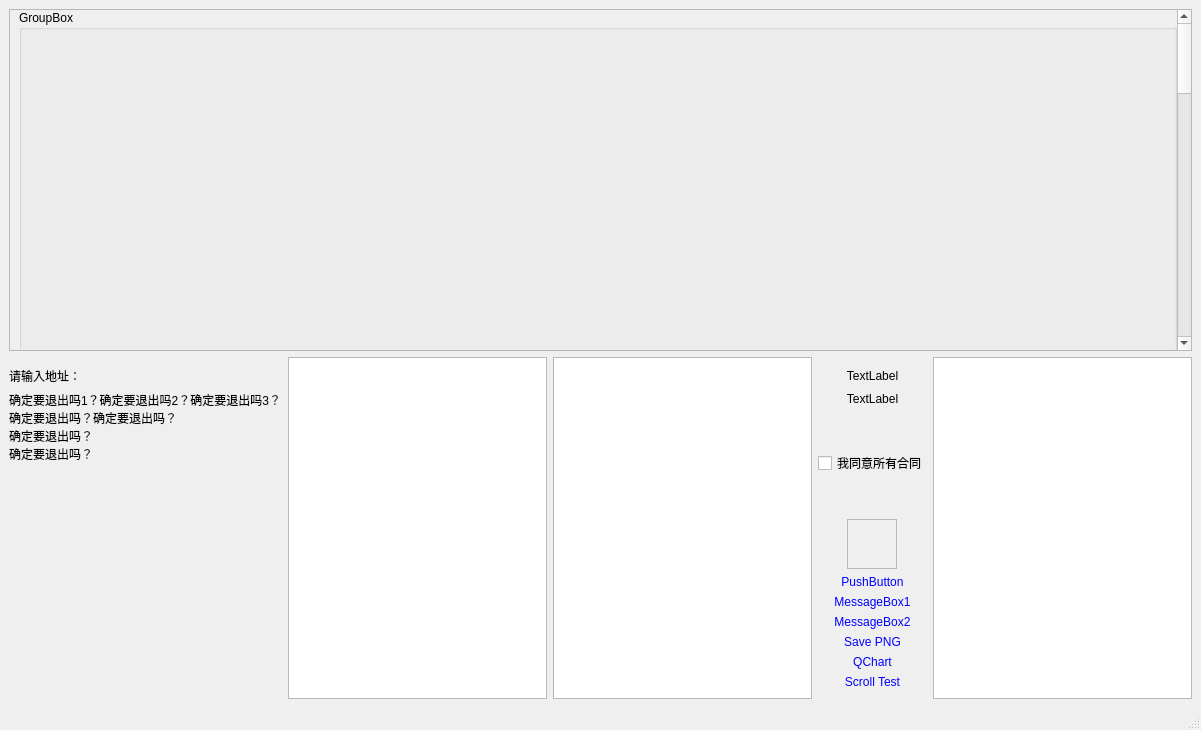
The window that MainWindow.ui (wlffeng2008/SimpleTest) describes before a commit, drawn with Qt 5.
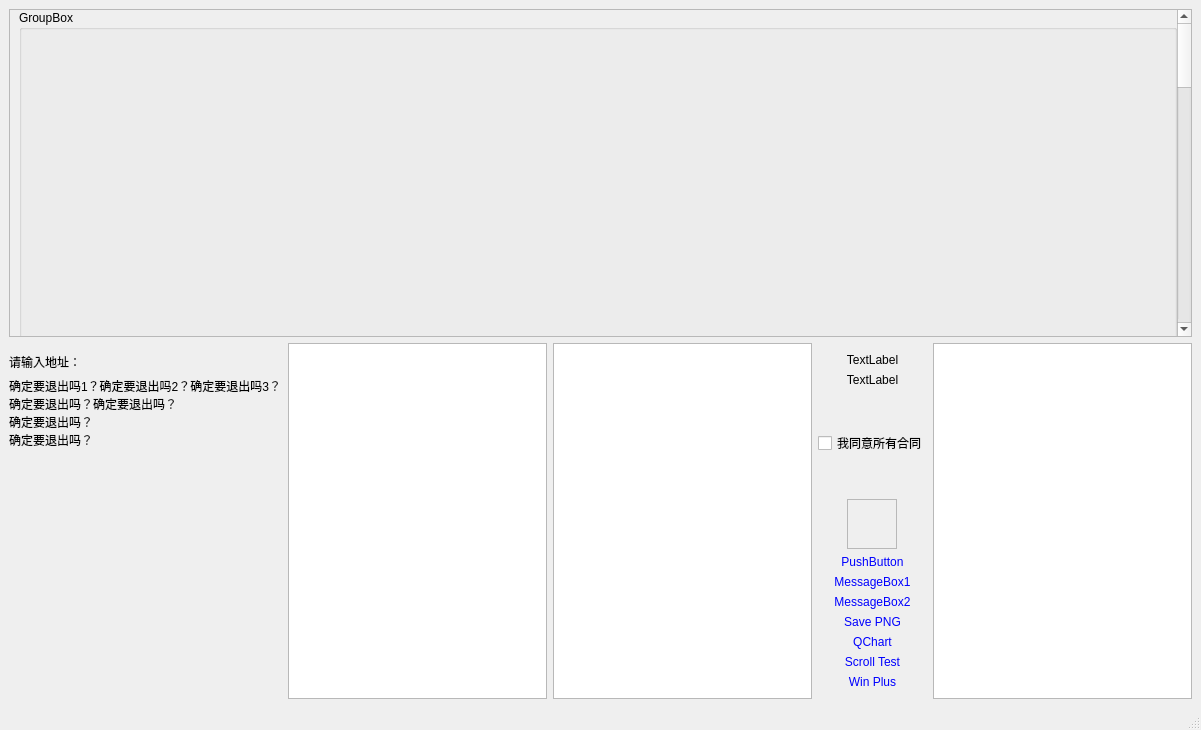
The same window after the commit. Custom widgets are drawn as their Qt base class.

```diff
--- a/MainWindow.ui
+++ b/MainWindow.ui
@@ -223,6 +223,13 @@
           </property>
          </widget>
         </item>
+        <item>
+         <widget class="QPushButton" name="pushButton_4">
+          <property name="text">
+           <string>Win Plus</string>
+          </property>
+         </widget>
+        </item>
        </layout>
       </item>
       <item>
```
